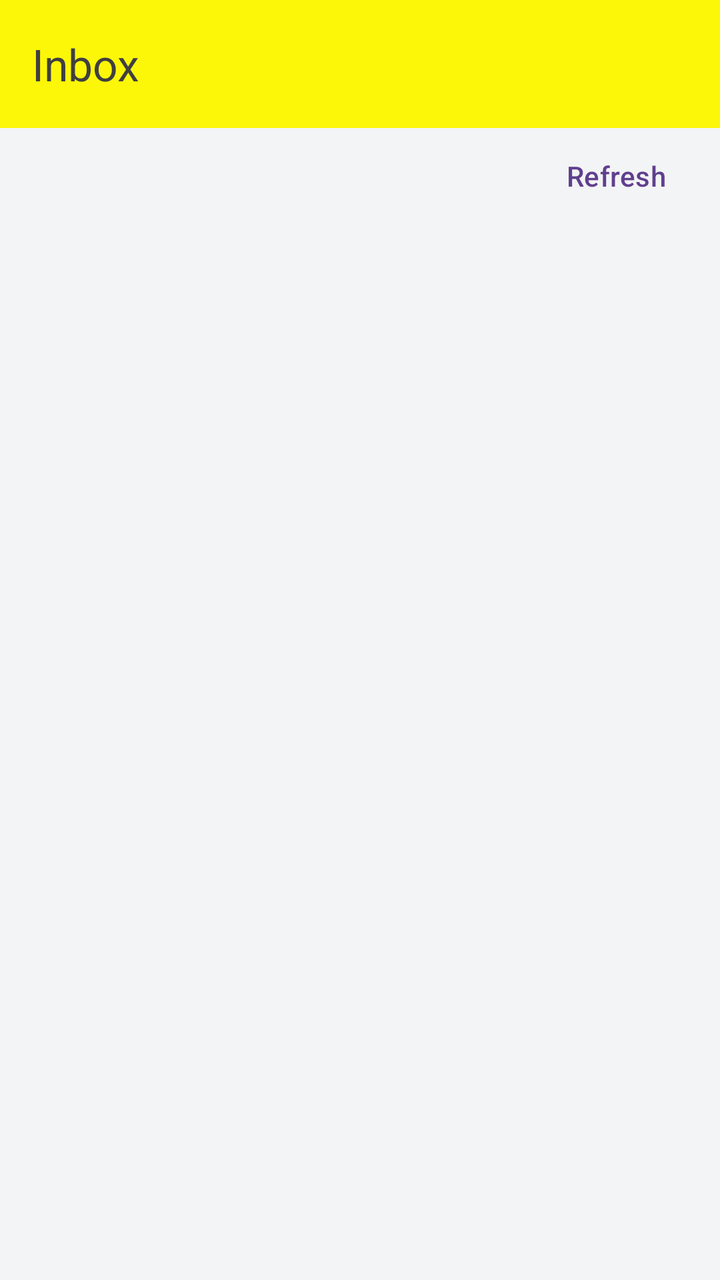
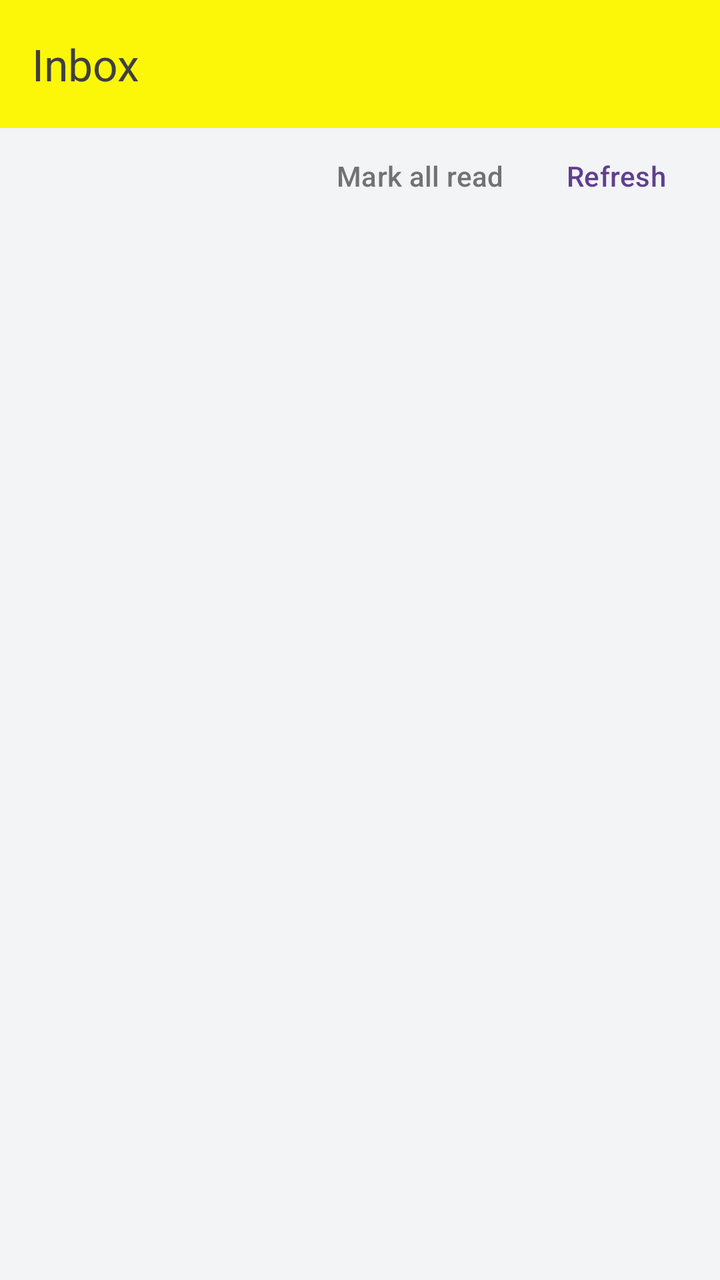

Two renders of the same Android screen: before a commit and after it. Below are the layout's source before the change and the commit's diff.
<!-- AndroidManifest.xml: application theme Theme.DengageDemo -->
<!-- res/layout/activity_inbox.xml -->
<?xml version="1.0" encoding="utf-8"?>
<LinearLayout xmlns:android="http://schemas.android.com/apk/res/android"
    xmlns:app="http://schemas.android.com/apk/res-auto"
    android:layout_width="match_parent"
    android:layout_height="match_parent"
    android:orientation="vertical"
    android:background="@color/page">

    <com.google.android.material.appbar.MaterialToolbar
        android:id="@+id/toolbar"
        android:layout_width="match_parent"
        android:layout_height="?attr/actionBarSize"
        android:background="@color/header"
        app:title="@string/action_inbox"
        app:titleTextColor="@color/on_header" />

    <com.google.android.material.button.MaterialButton
        android:id="@+id/inbox_refresh"
        style="@style/Widget.Material3.Button.TextButton"
        android:layout_width="wrap_content"
        android:layout_height="wrap_content"
        android:layout_gravity="end"
        android:layout_marginEnd="8dp"
        android:text="@string/debug_refresh" />

    <TextView
        android:id="@+id/inbox_state"
        android:layout_width="match_parent"
        android:layout_height="wrap_content"
        android:padding="24dp"
        android:gravity="center"
        android:textColor="@color/muted"
        android:textSize="14sp" />

    <androidx.recyclerview.widget.RecyclerView
        android:id="@+id/inbox_list"
        android:layout_width="match_parent"
        android:layout_height="0dp"
        android:layout_weight="1"
        android:padding="6dp"
        android:clipToPadding="false" />
</LinearLayout>
<!-- resources referenced by this layout -->
<resources>
  <color name="header">#FCF708</color>
  <color name="muted">#727273</color>
  <color name="on_header">#3F3F40</color>
  <color name="page">#F2F4F5</color>
  <string name="action_inbox">Inbox</string>
  <string name="debug_refresh">Refresh</string>
  <style name="Theme.DengageDemo" parent="Theme.Material3.Light.NoActionBar">
          <item name="colorPrimary">@color/cta</item>
          <item name="colorOnPrimary">@color/on_cta</item>
          <item name="colorSecondary">@color/accent</item>
          <item name="android:statusBarColor">@color/header</item>
          <item name="android:windowLightStatusBar">true</item>
          <item name="android:windowBackground">@color/page</item>
      </style>
  <color name="cta">#603F8E</color>
  <color name="on_cta">#FFFFFF</color>
  <color name="accent">#FFB100</color>
</resources>

<!-- the commit's change to res/layout/activity_inbox.xml (unified diff, before → after) -->
@@ -14,14 +14,28 @@
         app:title="@string/action_inbox"
         app:titleTextColor="@color/on_header" />
 
-    <com.google.android.material.button.MaterialButton
-        android:id="@+id/inbox_refresh"
-        style="@style/Widget.Material3.Button.TextButton"
-        android:layout_width="wrap_content"
+    <LinearLayout
+        android:layout_width="match_parent"
         android:layout_height="wrap_content"
-        android:layout_gravity="end"
-        android:layout_marginEnd="8dp"
-        android:text="@string/debug_refresh" />
+        android:gravity="end"
+        android:orientation="horizontal"
+        android:paddingEnd="8dp">
+
+        <com.google.android.material.button.MaterialButton
+            android:id="@+id/inbox_mark_all_read"
+            style="@style/Widget.Material3.Button.TextButton"
+            android:layout_width="wrap_content"
+            android:layout_height="wrap_content"
+            android:text="@string/inbox_mark_all_read"
+            android:textColor="@color/muted" />
+
+        <com.google.android.material.button.MaterialButton
+            android:id="@+id/inbox_refresh"
+            style="@style/Widget.Material3.Button.TextButton"
+            android:layout_width="wrap_content"
+            android:layout_height="wrap_content"
+            android:text="@string/debug_refresh" />
+    </LinearLayout>
 
     <TextView
         android:id="@+id/inbox_state"
<!-- resource entries referenced after the edit -->
@@ -6,6 +6,7 @@
   <color name="page">#F2F4F5</color>
   <string name="action_inbox">Inbox</string>
   <string name="debug_refresh">Refresh</string>
+  <string name="inbox_mark_all_read">Mark all read</string>
   <style name="Theme.DengageDemo" parent="Theme.Material3.Light.NoActionBar">
           <item name="colorPrimary">@color/cta</item>
           <item name="colorOnPrimary">@color/on_cta</item>
